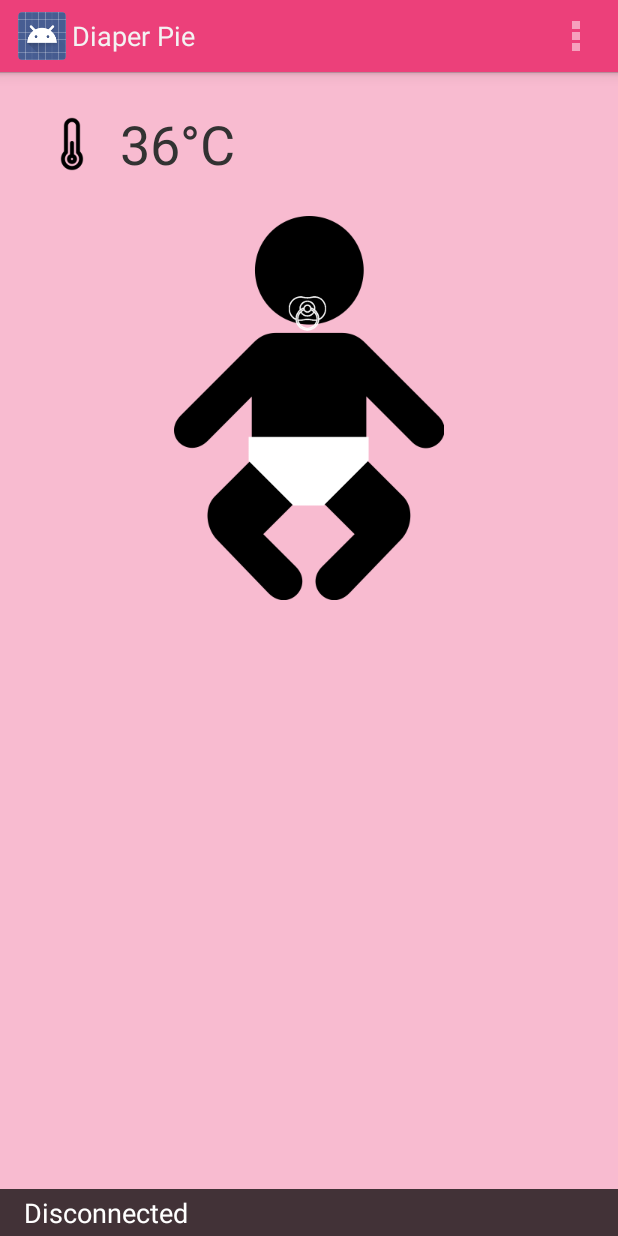
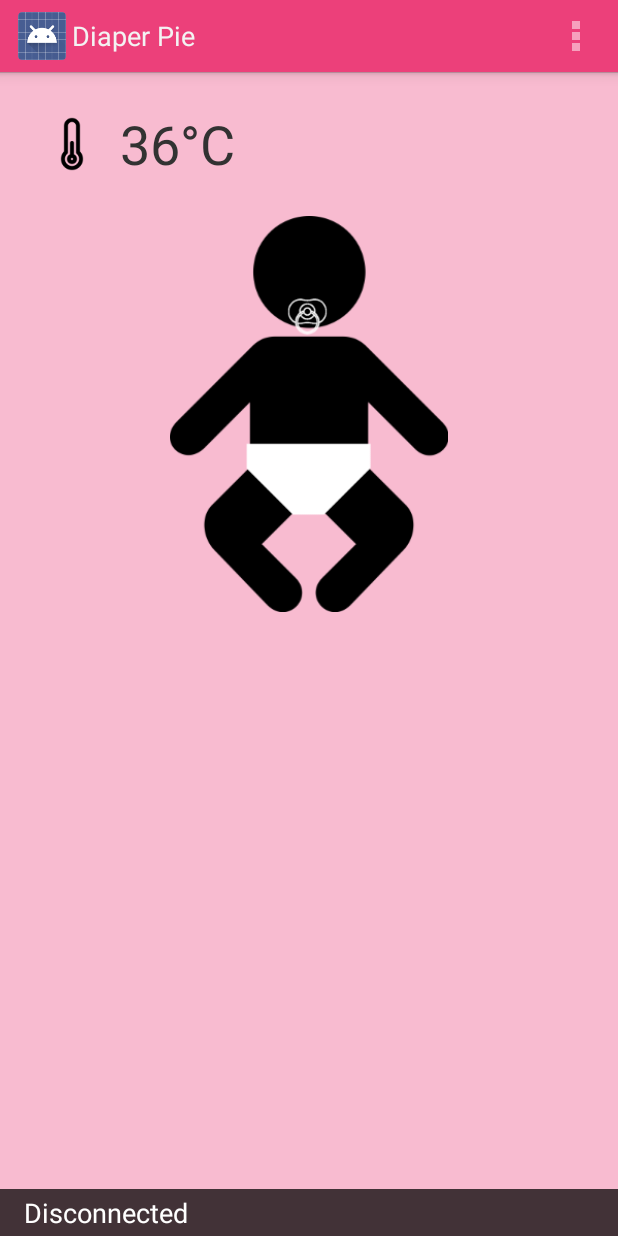
Before and after one commit to foreverr/diaperpie, an Android app: the screen it shows after launch (MainActivity), on a phone screen of 412 x 824 dp. Run offline under Robolectric (Android 15) with nearby library versions, the phone set to English and light mode, and no system bars; libraries missing offline, so code that uses them is left out: com.github.mikephil.charting; 27 statements that could not run were skipped.

Commit message:
Revise layout for low dpi device

```diff
--- a/android/app/src/main/java/com/oh1a2b/diaperpie/MainActivity.java
+++ b/android/app/src/main/java/com/oh1a2b/diaperpie/MainActivity.java
@@ -182,7 +182,7 @@ public class MainActivity extends Activity {
         YAxis leftAxis = mChart.getAxisLeft();
         leftAxis.setDrawGridLines(true);
         leftAxis.setStartAtZero(false);
-        leftAxis.setAxisMaxValue(45.0f);
+        leftAxis.setAxisMaxValue(40.0f);
         leftAxis.setAxisMinValue(20.0f);
 
         XAxis xAxis = mChart.getXAxis();
--- a/android/app/src/main/res/layout/activity_main.xml
+++ b/android/app/src/main/res/layout/activity_main.xml
@@ -30,7 +30,7 @@
     <ImageView
         android:id="@+id/baby_imageview"
         android:layout_width="match_parent"
-        android:layout_height="wrap_content"
+        android:layout_height="@dimen/baby_image_height"
         android:layout_gravity="center"
         android:scaleType="fitCenter"
         android:clickable="true"
--- /dev/null
+++ b/android/app/src/main/res/values-xhdpi/dimens.xml
@@ -0,0 +1,3 @@
+<resources>
+    <dimen name="baby_image_height">280dp</dimen>
+</resources>
--- a/android/app/src/main/res/values/dimens.xml
+++ b/android/app/src/main/res/values/dimens.xml
@@ -2,4 +2,5 @@
     <!-- Default screen margins, per the Android Design guidelines. -->
     <dimen name="activity_horizontal_margin">16dp</dimen>
     <dimen name="activity_vertical_margin">16dp</dimen>
+    <dimen name="baby_image_height">220dp</dimen>
 </resources>
```
